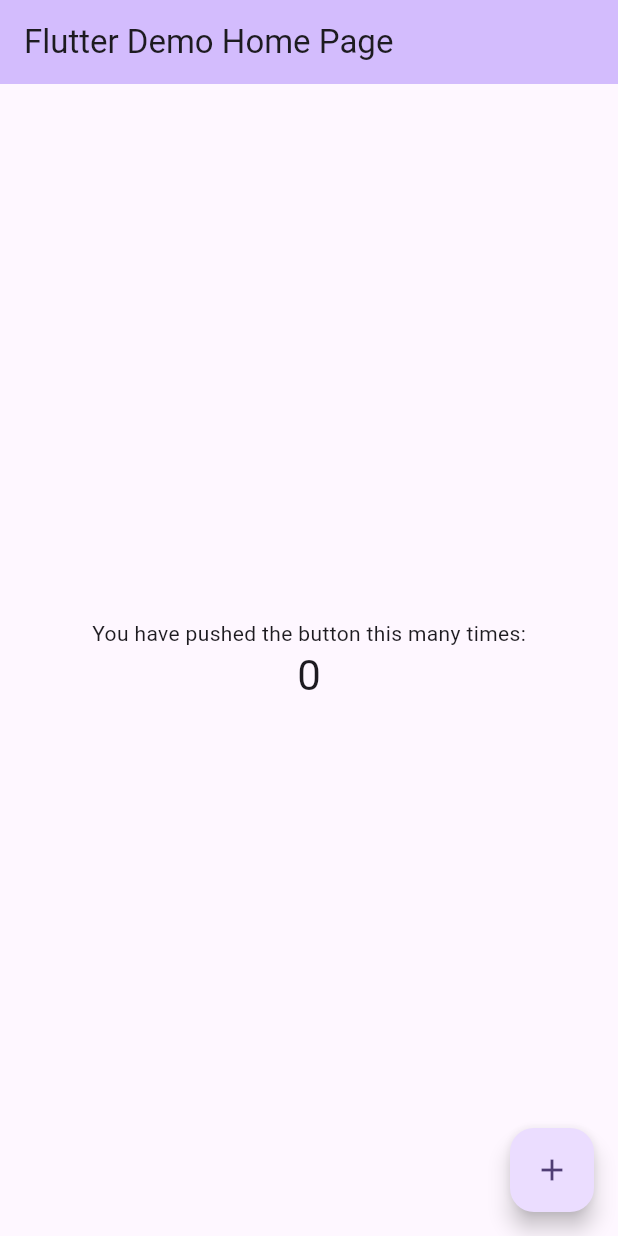
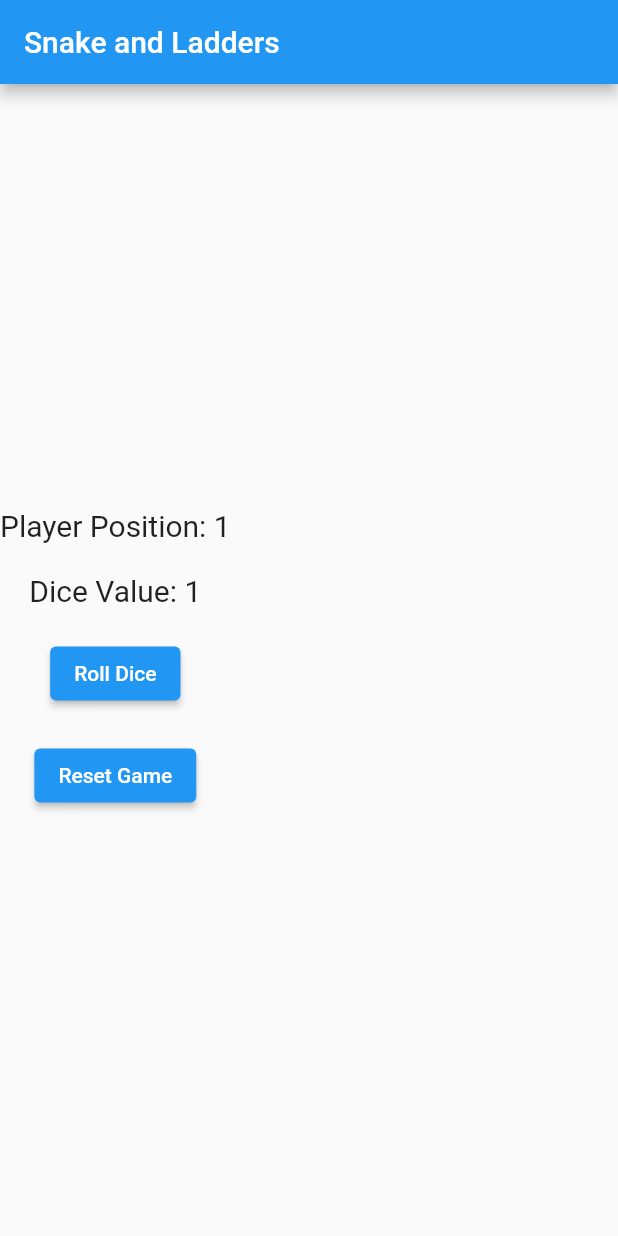
Before and after one commit to prateekp273/snake_ladder_game_app-using-flutter, a Flutter app: the screen it shows after launch, on a phone screen of 412 x 824 dp. Run offline on Flutter 3.47's test engine with Material 2 defaults, Android fonts, the phone set to English and light mode, and no system bars.

Commit message:
first commit

```diff
--- a/lib/main.dart
+++ b/lib/main.dart
@@ -1,125 +1,95 @@
 import 'package:flutter/material.dart';
+import 'dart:math';
 
 void main() {
-  runApp(const MyApp());
+  runApp(MaterialApp(
+    debugShowCheckedModeBanner: false,
+    home: SnakeAndLadders(),
+  ));
 }
 
-class MyApp extends StatelessWidget {
-  const MyApp({super.key});
-
-  // This widget is the root of your application.
+class SnakeAndLadders extends StatefulWidget {
   @override
-  Widget build(BuildContext context) {
-    return MaterialApp(
-      title: 'Flutter Demo',
-      theme: ThemeData(
-        // This is the theme of your application.
-        //
-        // TRY THIS: Try running your application with "flutter run". You'll see
-        // the application has a blue toolbar. Then, without quitting the app,
-        // try changing the seedColor in the colorScheme below to Colors.green
-        // and then invoke "hot reload" (save your changes or press the "hot
-        // reload" button in a Flutter-supported IDE, or press "r" if you used
-        // the command line to start the app).
-        //
-        // Notice that the counter didn't reset back to zero; the application
-        // state is not lost during the reload. To reset the state, use hot
-        // restart instead.
-        //
-        // This works for code too, not just values: Most code changes can be
-        // tested with just a hot reload.
-        colorScheme: ColorScheme.fromSeed(seedColor: Colors.deepPurple),
-        useMaterial3: true,
-      ),
-      home: const MyHomePage(title: 'Flutter Demo Home Page'),
-    );
-  }
+  _SnakeAndLaddersState createState() => _SnakeAndLaddersState();
 }
 
-class MyHomePage extends StatefulWidget {
-  const MyHomePage({super.key, required this.title});
+class _SnakeAndLaddersState extends State<SnakeAndLadders> {
+  static final int boardSize = 10;
+  static final int maxDiceValue = 6;
+  List<int> snakePositions = [16, 47, 49, 56, 62, 64, 87, 93, 95, 98];
+  List<int> ladderStarts = [1, 4, 9, 21, 28, 36, 51, 71, 80];
+  List<int> ladderEnds = [38, 14, 31, 42, 84, 44, 67, 91, 100];
 
-  // This widget is the home page of your application. It is stateful, meaning
-  // that it has a State object (defined below) that contains fields that affect
-  // how it looks.
+  int playerPosition = 1;
+  int diceValue = 1;
+  bool isGameOver = false;
 
-  // This class is the configuration for the state. It holds the values (in this
-  // case the title) provided by the parent (in this case the App widget) and
-  // used by the build method of the State. Fields in a Widget subclass are
-  // always marked "final".
+  void rollDice() {
+    setState(() {
+      diceValue = Random().nextInt(maxDiceValue) + 1;
+      playerPosition += diceValue;
 
-  final String title;
+      if (playerPosition > 100) {
+        playerPosition = 100;
+      }
 
-  @override
-  State<MyHomePage> createState() => _MyHomePageState();
-}
+      if (snakePositions.contains(playerPosition)) {
+        playerPosition = 1;
+      } else if (ladderStarts.contains(playerPosition)) {
+        int index = ladderStarts.indexOf(playerPosition);
+        playerPosition = ladderEnds[index];
+      }
 
-class _MyHomePageState extends State<MyHomePage> {
-  int _counter = 0;
+      if (playerPosition == 100) {
+        isGameOver = true;
+      }
+    });
+  }
 
-  void _incrementCounter() {
+  void resetGame() {
     setState(() {
-      // This call to setState tells the Flutter framework that something has
-      // changed in this State, which causes it to rerun the build method below
-      // so that the display can reflect the updated values. If we changed
-      // _counter without calling setState(), then the build method would not be
-      // called again, and so nothing would appear to happen.
-      _counter++;
+      playerPosition = 1;
+      diceValue = 1;
+      isGameOver = false;
     });
   }
 
   @override
   Widget build(BuildContext context) {
-    // This method is rerun every time setState is called, for instance as done
-    // by the _incrementCounter method above.
-    //
-    // The Flutter framework has been optimized to make rerunning build methods
-    // fast, so that you can just rebuild anything that needs updating rather
-    // than having to individually change instances of widgets.
     return Scaffold(
       appBar: AppBar(
-        // TRY THIS: Try changing the color here to a specific color (to
-        // Colors.amber, perhaps?) and trigger a hot reload to see the AppBar
-        // change color while the other colors stay the same.
-        backgroundColor: Theme.of(context).colorScheme.inversePrimary,
-        // Here we take the value from the MyHomePage object that was created by
-        // the App.build method, and use it to set our appbar title.
-        title: Text(widget.title),
+        title: Text('Snake and Ladders'),
       ),
-      body: Center(
-        // Center is a layout widget. It takes a single child and positions it
-        // in the middle of the parent.
-        child: Column(
-          // Column is also a layout widget. It takes a list of children and
-          // arranges them vertically. By default, it sizes itself to fit its
-          // children horizontally, and tries to be as tall as its parent.
-          //
-          // Column has various properties to control how it sizes itself and
-          // how it positions its children. Here we use mainAxisAlignment to
-          // center the children vertically; the main axis here is the vertical
-          // axis because Columns are vertical (the cross axis would be
-          // horizontal).
-          //
-          // TRY THIS: Invoke "debug painting" (choose the "Toggle Debug Paint"
-          // action in the IDE, or press "p" in the console), to see the
-          // wireframe for each widget.
-          mainAxisAlignment: MainAxisAlignment.center,
-          children: <Widget>[
-            const Text(
-              'You have pushed the button this many times:',
+      body: Column(
+        mainAxisAlignment: MainAxisAlignment.center,
+        children: [
+          Text(
+            'Player Position: $playerPosition',
+            style: TextStyle(fontSize: 20),
+          ),
+          SizedBox(height: 20),
+          Text(
+            'Dice Value: $diceValue',
+            style: TextStyle(fontSize: 20),
+          ),
+          SizedBox(height: 20),
+          if (isGameOver)
+            Text(
+              'Congratulations! You won!',
+              style: TextStyle(fontSize: 24, fontWeight: FontWeight.bold),
             ),
-            Text(
-              '$_counter',
-              style: Theme.of(context).textTheme.headlineMedium,
+          if (!isGameOver)
+            ElevatedButton(
+              onPressed: rollDice,
+              child: Text('Roll Dice'),
             ),
-          ],
-        ),
+          SizedBox(height: 20),
+          ElevatedButton(
+            onPressed: resetGame,
+            child: Text('Reset Game'),
+          ),
+        ],
       ),
-      floatingActionButton: FloatingActionButton(
-        onPressed: _incrementCounter,
-        tooltip: 'Increment',
-        child: const Icon(Icons.add),
-      ), // This trailing comma makes auto-formatting nicer for build methods.
     );
   }
 }
```
